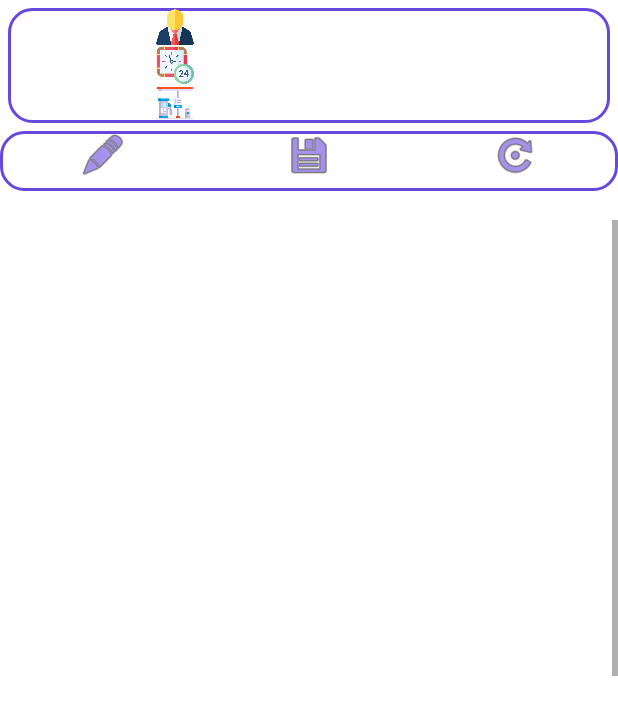
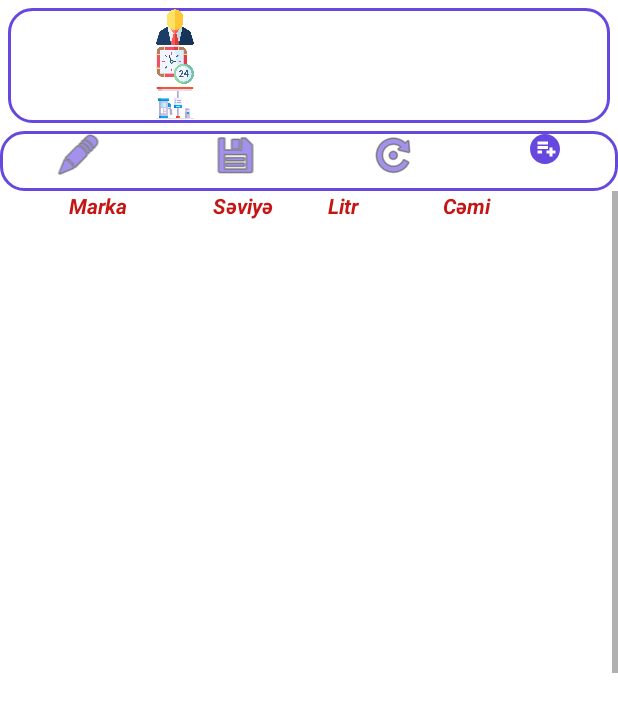
Before and after one commit to Mobil128/SocarPetroleum, an Android app: the layout fragment_olcu.xml on its own in the app's theme, with its tools: preview values and no code run, on a phone screen of 412 x 824 dp. Shown: the top 715 px of the screen. Run offline under Robolectric (Android 15) with nearby library versions, the light colour scheme and no system bars.

Commit message:
vneseni izmeneniya

```diff
--- a/app/src/main/res/layout/fragment_olcu.xml
+++ b/app/src/main/res/layout/fragment_olcu.xml
@@ -129,6 +129,8 @@
             android:orientation="horizontal">
 
 
+
+
             <ImageView
                 android:id="@+id/hesabla"
                 android:layout_width="wrap_content"
@@ -158,6 +160,15 @@
                 android:tint="@color/lavender"
                 android:tintMode="multiply"
                 app:srcCompat="@android:drawable/ic_menu_rotate" />
+            <ImageView
+                android:id="@+id/bos_yer"
+                android:layout_width="wrap_content"
+                android:layout_height="wrap_content"
+                android:layout_weight="1"
+
+                android:tint="@color/lavender"
+                android:tintMode="multiply"
+                app:srcCompat="@drawable/baseline_playlist_add_circle_24" />
 
         </LinearLayout>
 
@@ -176,7 +187,7 @@
                 android:layout_width="wrap_content"
                 android:layout_height="wrap_content"
                 android:layout_weight="1"
-                android:textColor="#2A804D"
+                android:textColor="#C51515"
                 android:textSize="14dp"
 
                 android:textStyle="bold|italic" />
@@ -187,7 +198,7 @@
                 android:layout_height="wrap_content"
                 android:layout_weight="1"
                 android:text="Marka"
-                android:textColor="#FFFFFF"
+                android:textColor="#C51515"
                 android:textSize="14dp"
                 android:textStyle="bold|italic" />
 
@@ -200,7 +211,7 @@
                 android:ems="10"
 
                 android:text="Səviyə"
-                android:textColor="#FFFFFF"
+                android:textColor="#C51515"
                 android:textSize="14dp"
                 android:textStyle="bold|italic" />
 
@@ -210,7 +221,7 @@
                 android:layout_height="wrap_content"
                 android:layout_weight="1"
                 android:text="Litr"
-                android:textColor="#FFFFFF"
+                android:textColor="#C51515"
                 android:textSize="14dp"
                 android:textStyle="bold|italic" />
 
@@ -220,7 +231,7 @@
                 android:layout_height="wrap_content"
                 android:layout_weight="1"
                 android:text="Cəmi"
-                android:textColor="#FFFFFF"
+                android:textColor="#C51515"
                 android:textSize="14dp"
                 android:textStyle="bold|italic" />
         </LinearLayout>
@@ -229,7 +240,7 @@
             android:id="@+id/sc1"
             android:layout_width="match_parent"
             android:layout_height="match_parent"
-            android:layout_below="@+id/sc2"
+            android:layout_below="@+id/scr0"
             android:layout_alignParentStart="true"
             android:layout_alignParentEnd="true"
             android:layout_marginStart="0dp"
```
Also changed, not shown: app/src/main/java/mobil/ev/socarpetroleum/OlcuFragment.java (+21 -1 lines).
